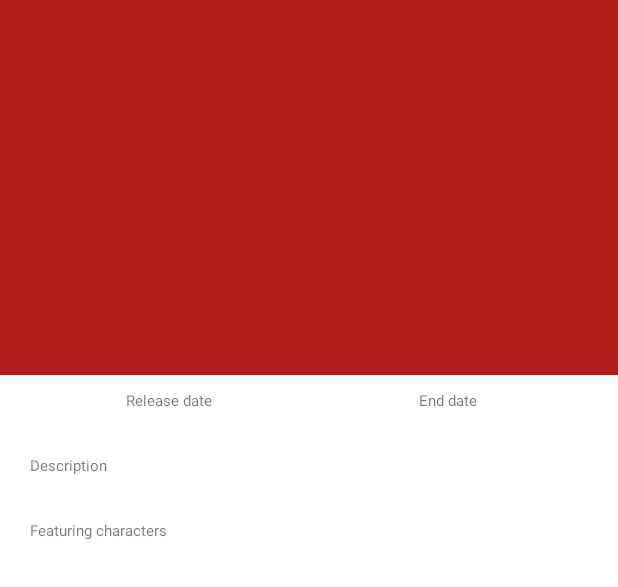
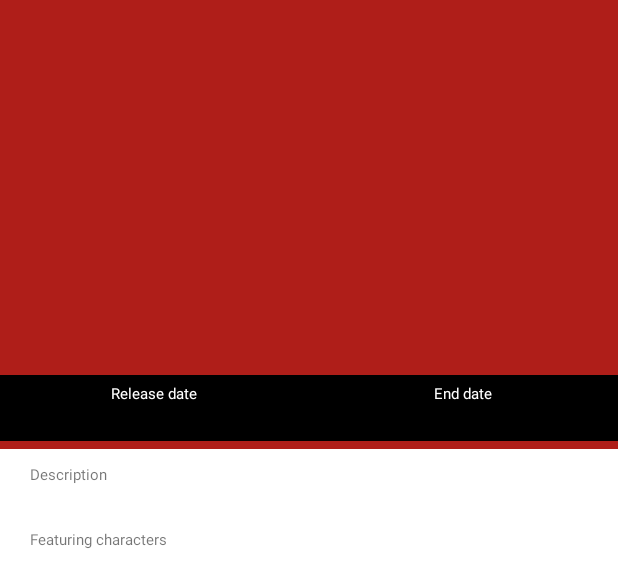
Before and after one commit to Kuba-Nalepa/MarvelHeroes, an Android app: the layout fragment_event_details.xml on its own in the app's theme, with its tools: preview values and no code run, on a phone screen of 412 x 824 dp. Shown: the top 587 px of the screen. Run offline under Robolectric (Android 15) with nearby library versions, the phone set to English and light mode, and no system bars; network calls fail.

Commit message:
Visual changes

```diff
--- a/app/src/main/res/layout/fragment_event_details.xml
+++ b/app/src/main/res/layout/fragment_event_details.xml
@@ -57,28 +57,29 @@
         <LinearLayout
             android:layout_width="match_parent"
             android:layout_height="match_parent"
-            android:paddingHorizontal="20dp"
             android:orientation="vertical">
 
             <LinearLayout
                 android:layout_width="match_parent"
                 android:layout_height="wrap_content"
                 android:orientation="horizontal"
-                android:baselineAligned="false"
-                android:layout_marginTop="10dp">
+                android:baselineAligned="false">
 
                 <LinearLayout
                     android:layout_width="match_parent"
                     android:layout_height="match_parent"
+                    android:paddingTop="5dp"
                     android:layout_weight="1"
                     android:gravity="center"
-                    android:orientation="vertical">
+                    android:orientation="vertical"
+                    android:background="@color/black">
 
                     <TextView
                         android:layout_width="wrap_content"
                         android:layout_height="wrap_content"
                         android:gravity="center"
                         style="@style/SmallHeader"
+                        android:textColor="@color/white"
                         android:text="@string/release_date"/>
 
                     <TextView
@@ -86,23 +87,31 @@
                         android:layout_width="wrap_content"
                         android:layout_height="wrap_content"
                         android:gravity="center"
-                        android:textColor="@color/black"/>
+                        android:textColor="@color/white"
+                        android:paddingBottom="5dp"/>
+
+                    <com.google.android.material.divider.MaterialDivider
+                        android:layout_width="match_parent"
+                        android:layout_height="5dp"
+                        app:dividerColor="@color/red_900" />
 
                 </LinearLayout>
 
                 <LinearLayout
                     android:layout_width="match_parent"
-                    android:layout_height="wrap_content"
-                    android:paddingHorizontal="10dp"
+                    android:layout_height="match_parent"
+                    android:paddingTop="5dp"
                     android:layout_weight="1"
                     android:gravity="center"
-                    android:orientation="vertical">
+                    android:orientation="vertical"
+                    android:background="@color/black">
 
                     <TextView
                         android:layout_width="wrap_content"
                         android:layout_height="wrap_content"
                         android:gravity="center"
                         style="@style/SmallHeader"
+                        android:textColor="@color/white"
                         android:text="@string/end_date"/>
 
 
@@ -111,11 +120,23 @@
                         android:layout_width="wrap_content"
                         android:layout_height="wrap_content"
                         android:gravity="center"
-                        android:textColor="@color/black" />
+                        android:textColor="@color/white"
+                        android:paddingBottom="5dp"/>
+
+                    <com.google.android.material.divider.MaterialDivider
+                        android:layout_width="match_parent"
+                        android:layout_height="5dp"
+                        app:dividerColor="@color/red_900" />
 
                 </LinearLayout>
 
             </LinearLayout>
+
+            <LinearLayout
+                android:layout_width="match_parent"
+                android:layout_height="wrap_content"
+                android:paddingHorizontal="20dp"
+                android:orientation="vertical">
 
                 <TextView
                     android:layout_width="wrap_content"
@@ -147,6 +168,10 @@
 
             </LinearLayout>
 
+
+
+        </LinearLayout>
+
     </androidx.core.widget.NestedScrollView>
 
 </androidx.coordinatorlayout.widget.CoordinatorLayout>
```
Lines whose indentation alone changed are shown as unchanged.
